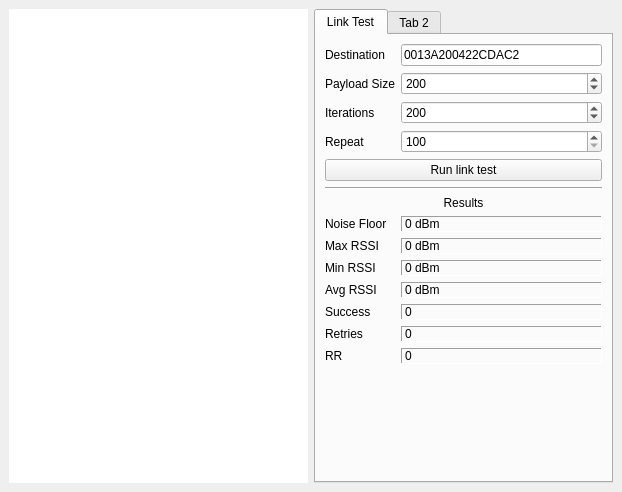
Qt form Frontend/Windows/MainWindow/mainwindow.ui (WPI-HPRC/gs-control-2024-2025) before a commit.
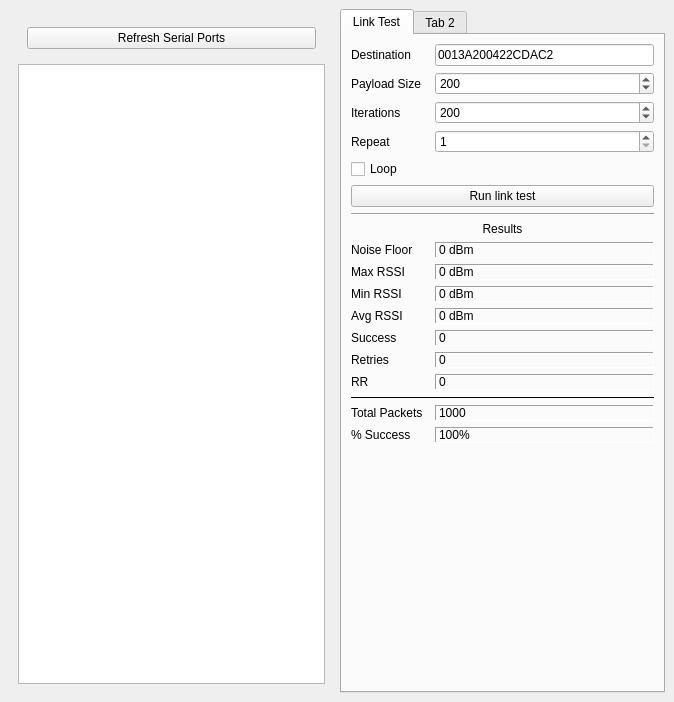
The same form after that commit. Custom widgets are drawn as their Qt base class.

Commit message: made the link test work better

Patch:
```diff
--- a/Frontend/Windows/MainWindow/mainwindow.ui
+++ b/Frontend/Windows/MainWindow/mainwindow.ui
@@ -6,8 +6,8 @@
    <rect>
     <x>0</x>
     <y>0</y>
-    <width>622</width>
-    <height>492</height>
+    <width>674</width>
+    <height>702</height>
    </rect>
   </property>
   <property name="windowTitle">
@@ -18,58 +18,6 @@
     <bool>true</bool>
    </property>
    <layout class="QGridLayout" name="gridLayout_2">
-    <item row="0" column="1">
-     <widget class="SerialPortList" name="serialPortList">
-      <property name="frameShape">
-       <enum>QFrame::Shape::NoFrame</enum>
-      </property>
-      <property name="frameShadow">
-       <enum>QFrame::Shadow::Plain</enum>
-      </property>
-      <property name="sizeAdjustPolicy">
-       <enum>QAbstractScrollArea::SizeAdjustPolicy::AdjustToContents</enum>
-      </property>
-      <property name="alternatingRowColors">
-       <bool>true</bool>
-      </property>
-      <property name="selectionMode">
-       <enum>QAbstractItemView::SelectionMode::NoSelection</enum>
-      </property>
-      <property name="selectionBehavior">
-       <enum>QAbstractItemView::SelectionBehavior::SelectRows</enum>
-      </property>
-      <property name="textElideMode">
-       <enum>Qt::TextElideMode::ElideMiddle</enum>
-      </property>
-      <property name="showGrid">
-       <bool>false</bool>
-      </property>
-      <property name="cornerButtonEnabled">
-       <bool>false</bool>
-      </property>
-      <property name="rowCount">
-       <number>1</number>
-      </property>
-      <property name="columnCount">
-       <number>2</number>
-      </property>
-      <attribute name="horizontalHeaderVisible">
-       <bool>false</bool>
-      </attribute>
-      <attribute name="horizontalHeaderHighlightSections">
-       <bool>false</bool>
-      </attribute>
-      <attribute name="verticalHeaderVisible">
-       <bool>false</bool>
-      </attribute>
-      <attribute name="verticalHeaderHighlightSections">
-       <bool>false</bool>
-      </attribute>
-      <row/>
-      <column/>
-      <column/>
-     </widget>
-    </item>
     <item row="0" column="2">
      <widget class="QTabWidget" name="RadioModuleControls">
       <property name="tabPosition">
@@ -98,34 +46,49 @@
         <string>Link Test</string>
        </attribute>
        <layout class="QGridLayout" name="gridLayout">
-        <item row="10" column="1">
-         <widget class="QLabel" name="LinkTestResult_MinRssi">
-          <property name="frameShape">
-           <enum>QFrame::Shape::Panel</enum>
+        <item row="1" column="1">
+         <widget class="QLabel" name="label">
+          <property name="text">
+           <string>Destination</string>
           </property>
-          <property name="frameShadow">
-           <enum>QFrame::Shadow::Sunken</enum>
+         </widget>
+        </item>
+        <item row="12" column="1">
+         <widget class="QLabel" name="label_12">
+          <property name="text">
+           <string>Min RSSI</string>
           </property>
+         </widget>
+        </item>
+        <item row="2" column="1">
+         <widget class="QLabel" name="label_2">
           <property name="text">
-           <string>0 dBm</string>
+           <string>Payload Size</string>
           </property>
          </widget>
         </item>
-        <item row="4" column="0" colspan="2">
-         <widget class="QPushButton" name="LinkTest_Button">
+        <item row="7" column="1" colspan="3">
+         <widget class="Line" name="line">
+          <property name="orientation">
+           <enum>Qt::Orientation::Horizontal</enum>
+          </property>
+         </widget>
+        </item>
+        <item row="18" column="1">
+         <widget class="QLabel" name="label_9">
           <property name="text">
-           <string>Run link test</string>
+           <string>Retries</string>
           </property>
          </widget>
         </item>
-        <item row="3" column="0">
+        <item row="4" column="1">
          <widget class="QLabel" name="label_5">
           <property name="text">
            <string>Repeat</string>
           </property>
          </widget>
         </item>
-        <item row="15" column="1">
+        <item row="17" column="3">
          <widget class="QLabel" name="LinkTestResult_Success">
           <property name="frameShape">
            <enum>QFrame::Shape::Panel</enum>
@@ -138,10 +101,64 @@
           </property>
          </widget>
         </item>
+        <item row="11" column="1">
+         <widget class="QLabel" name="label_11">
+          <property name="text">
+           <string>Max RSSI</string>
+          </property>
+         </widget>
+        </item>
+        <item row="9" column="3">
+         <widget class="QLabel" name="LinkTestResult_NoiseFloor">
+          <property name="frameShape">
+           <enum>QFrame::Shape::Panel</enum>
+          </property>
+          <property name="frameShadow">
+           <enum>QFrame::Shadow::Sunken</enum>
+          </property>
+          <property name="text">
+           <string>0 dBm</string>
+          </property>
+         </widget>
+        </item>
+        <item row="16" column="3">
+         <widget class="QLabel" name="LinkTestResult_AvgRssi">
+          <property name="frameShape">
+           <enum>QFrame::Shape::Panel</enum>
+          </property>
+          <property name="frameShadow">
+           <enum>QFrame::Shadow::Sunken</enum>
+          </property>
+          <property name="text">
+           <string>0 dBm</string>
+          </property>
+         </widget>
+        </item>
+        <item row="17" column="1">
+         <widget class="QLabel" name="label_8">
+          <property name="text">
+           <string>Success</string>
+          </property>
+         </widget>
+        </item>
         <item row="3" column="1">
+         <widget class="QLabel" name="label_3">
+          <property name="text">
+           <string>Iterations</string>
+          </property>
+         </widget>
+        </item>
+        <item row="16" column="1">
+         <widget class="QLabel" name="label_13">
+          <property name="text">
+           <string>Avg RSSI</string>
+          </property>
+         </widget>
+        </item>
+        <item row="4" column="3">
          <widget class="QSpinBox" name="LinkTest_Repeat">
           <property name="minimum">
-           <number>100</number>
+           <number>1</number>
           </property>
           <property name="maximum">
            <number>200</number>
@@ -151,20 +168,26 @@
           </property>
          </widget>
         </item>
-        <item row="15" column="0">
-         <widget class="QLabel" name="label_8">
+        <item row="11" column="3">
+         <widget class="QLabel" name="LinkTestResult_MaxRssi">
+          <property name="frameShape">
+           <enum>QFrame::Shape::Panel</enum>
+          </property>
+          <property name="frameShadow">
+           <enum>QFrame::Shadow::Sunken</enum>
+          </property>
           <property name="text">
-           <string>Success</string>
+           <string>0 dBm</string>
           </property>
          </widget>
         </item>
-        <item row="1" column="1">
-         <widget class="QSpinBox" name="LinkTest_PayloadSize">
+        <item row="3" column="3">
+         <widget class="QSpinBox" name="LinkTest_Iterations">
           <property name="minimum">
            <number>1</number>
           </property>
           <property name="maximum">
-           <number>256</number>
+           <number>4000</number>
           </property>
           <property name="singleStep">
            <number>20</number>
@@ -174,21 +197,47 @@
           </property>
          </widget>
         </item>
-        <item row="7" column="0">
+        <item row="12" column="3">
+         <widget class="QLabel" name="LinkTestResult_MinRssi">
+          <property name="frameShape">
+           <enum>QFrame::Shape::Panel</enum>
+          </property>
+          <property name="frameShadow">
+           <enum>QFrame::Shadow::Sunken</enum>
+          </property>
+          <property name="text">
+           <string>0 dBm</string>
+          </property>
+         </widget>
+        </item>
+        <item row="6" column="1" colspan="3">
+         <widget class="QPushButton" name="LinkTest_Button">
+          <property name="text">
+           <string>Run link test</string>
+          </property>
+         </widget>
+        </item>
+        <item row="18" column="3">
+         <widget class="QLabel" name="LinkTestResult_Retries">
+          <property name="frameShape">
+           <enum>QFrame::Shape::Panel</enum>
+          </property>
+          <property name="frameShadow">
+           <enum>QFrame::Shadow::Sunken</enum>
+          </property>
+          <property name="text">
+           <string>0</string>
+          </property>
+         </widget>
+        </item>
+        <item row="9" column="1">
          <widget class="QLabel" name="label_6">
           <property name="text">
            <string>Noise Floor</string>
           </property>
          </widget>
         </item>
-        <item row="2" column="0">
-         <widget class="QLabel" name="label_3">
-          <property name="text">
-           <string>Iterations</string>
-          </property>
-         </widget>
-        </item>
-        <item row="0" column="1">
+        <item row="1" column="3">
          <widget class="QLineEdit" name="LinkTest_DestinationAddress">
           <property name="inputMask">
            <string notr="true"/>
@@ -204,7 +253,7 @@
           </property>
          </widget>
         </item>
-        <item row="6" column="0" colspan="2">
+        <item row="8" column="1" colspan="3">
          <widget class="QLabel" name="label_4">
           <property name="text">
            <string>Results</string>
@@ -214,48 +263,7 @@
           </property>
          </widget>
         </item>
-        <item row="5" column="0" colspan="2">
-         <widget class="Line" name="line">
-          <property name="orientation">
-           <enum>Qt::Orientation::Horizontal</enum>
-          </property>
-         </widget>
-        </item>
-        <item row="16" column="0">
-         <widget class="QLabel" name="label_9">
-          <property name="text">
-           <string>Retries</string>
-          </property>
-         </widget>
-        </item>
-        <item row="16" column="1">
-         <widget class="QLabel" name="LinkTestResult_Retries">
-          <property name="frameShape">
-           <enum>QFrame::Shape::Panel</enum>
-          </property>
-          <property name="frameShadow">
-           <enum>QFrame::Shadow::Sunken</enum>
-          </property>
-          <property name="text">
-           <string>0</string>
-          </property>
-         </widget>
-        </item>
-        <item row="0" column="0">
-         <widget class="QLabel" name="label">
-          <property name="text">
-           <string>Destination</string>
-          </property>
-         </widget>
-        </item>
-        <item row="10" column="0">
-         <widget class="QLabel" name="label_12">
-          <property name="text">
-           <string>Min RSSI</string>
-          </property>
-         </widget>
-        </item>
-        <item row="21" column="0" colspan="2">
+        <item row="23" column="1" colspan="3">
          <spacer name="verticalSpacer">
           <property name="orientation">
            <enum>Qt::Orientation::Vertical</enum>
@@ -268,23 +276,7 @@
           </property>
          </spacer>
         </item>
-        <item row="2" column="1">
-         <widget class="QSpinBox" name="LinkTest_Iterations">
-          <property name="minimum">
-           <number>1</number>
-          </property>
-          <property name="maximum">
-           <number>4000</number>
-          </property>
-          <property name="singleStep">
-           <number>100</number>
-          </property>
-          <property name="value">
-           <number>200</number>
-          </property>
-         </widget>
-        </item>
-        <item row="17" column="1">
+        <item row="19" column="3">
          <widget class="QLabel" name="LinkTestResult_RR">
           <property name="frameShape">
            <enum>QFrame::Shape::Panel</enum>
@@ -297,62 +289,75 @@
           </property>
          </widget>
         </item>
-        <item row="1" column="0">
-         <widget class="QLabel" name="label_2">
-          <property name="text">
-           <string>Payload Size</string>
-          </property>
-         </widget>
-        </item>
-        <item row="17" column="0">
+        <item row="19" column="1">
          <widget class="QLabel" name="label_10">
           <property name="text">
            <string>RR</string>
           </property>
          </widget>
         </item>
-        <item row="7" column="1">
-         <widget class="QLabel" name="LinkTestResult_NoiseFloor">
-          <property name="frameShape">
-           <enum>QFrame::Shape::Panel</enum>
+        <item row="2" column="3">
+         <widget class="QSpinBox" name="LinkTest_PayloadSize">
+          <property name="minimum">
+           <number>1</number>
           </property>
-          <property name="frameShadow">
-           <enum>QFrame::Shadow::Sunken</enum>
+          <property name="maximum">
+           <number>256</number>
           </property>
-          <property name="text">
-           <string>0 dBm</string>
+          <property name="singleStep">
+           <number>20</number>
           </property>
+          <property name="value">
+           <number>200</number>
+          </property>
          </widget>
         </item>
-        <item row="14" column="1">
-         <widget class="QLabel" name="LinkTestResult_AvgRssi">
-          <property name="frameShape">
-           <enum>QFrame::Shape::Panel</enum>
+        <item row="5" column="1" colspan="3">
+         <widget class="QCheckBox" name="LinkTest_Loop">
+          <property name="text">
+           <string>Loop</string>
           </property>
+         </widget>
+        </item>
+        <item row="20" column="1" colspan="3">
+         <widget class="Line" name="line_2">
           <property name="frameShadow">
-           <enum>QFrame::Shadow::Sunken</enum>
+           <enum>QFrame::Shadow::Plain</enum>
           </property>
+          <property name="orientation">
+           <enum>Qt::Orientation::Horizontal</enum>
+          </property>
+         </widget>
+        </item>
+        <item row="21" column="1">
+         <widget class="QLabel" name="label_7">
           <property name="text">
-           <string>0 dBm</string>
+           <string>Total Packets</string>
           </property>
          </widget>
         </item>
-        <item row="9" column="0">
-         <widget class="QLabel" name="label_11">
+        <item row="22" column="1">
+         <widget class="QLabel" name="label_14">
           <property name="text">
-           <string>Max RSSI</string>
+           <string>% Success</string>
           </property>
          </widget>
         </item>
-        <item row="14" column="0">
-         <widget class="QLabel" name="label_13">
+        <item row="21" column="3">
+         <widget class="QLabel" name="LinkTestResults_TotalPackets">
+          <property name="frameShape">
+           <enum>QFrame::Shape::Panel</enum>
+          </property>
+          <property name="frameShadow">
+           <enum>QFrame::Shadow::Sunken</enum>
+          </property>
           <property name="text">
-           <string>Avg RSSI</string>
+           <string>1000</string>
           </property>
          </widget>
         </item>
-        <item row="9" column="1">
-         <widget class="QLabel" name="LinkTestResult_MaxRssi">
+        <item row="22" column="3">
+         <widget class="QLabel" name="LinkTestResults_PercentSuccess">
           <property name="frameShape">
            <enum>QFrame::Shape::Panel</enum>
           </property>
@@ -360,7 +365,7 @@
            <enum>QFrame::Shadow::Sunken</enum>
           </property>
           <property name="text">
-           <string>0 dBm</string>
+           <string>100%</string>
           </property>
          </widget>
         </item>
@@ -373,6 +378,83 @@
       </widget>
      </widget>
     </item>
+    <item row="0" column="0">
+     <widget class="QFrame" name="frame">
+      <property name="frameShape">
+       <enum>QFrame::Shape::NoFrame</enum>
+      </property>
+      <property name="frameShadow">
+       <enum>QFrame::Shadow::Plain</enum>
+      </property>
+      <layout class="QVBoxLayout" name="verticalLayout">
+       <item>
+        <widget class="QWidget" name="widget" native="true">
+         <layout class="QHBoxLayout" name="horizontalLayout">
+          <item>
+           <widget class="QPushButton" name="RefreshSerialPortsButton">
+            <property name="text">
+             <string>Refresh Serial Ports</string>
+            </property>
+           </widget>
+          </item>
+         </layout>
+        </widget>
+       </item>
+       <item>
+        <widget class="SerialPortList" name="serialPortList">
+         <property name="frameShape">
+          <enum>QFrame::Shape::StyledPanel</enum>
+         </property>
+         <property name="frameShadow">
+          <enum>QFrame::Shadow::Plain</enum>
+         </property>
+         <property name="sizeAdjustPolicy">
+          <enum>QAbstractScrollArea::SizeAdjustPolicy::AdjustToContents</enum>
+         </property>
+         <property name="alternatingRowColors">
+          <bool>true</bool>
+         </property>
+         <property name="selectionMode">
+          <enum>QAbstractItemView::SelectionMode::NoSelection</enum>
+         </property>
+         <property name="selectionBehavior">
+          <enum>QAbstractItemView::SelectionBehavior::SelectRows</enum>
+         </property>
+         <property name="textElideMode">
+          <enum>Qt::TextElideMode::ElideMiddle</enum>
+         </property>
+         <property name="showGrid">
+          <bool>false</bool>
+         </property>
+         <property name="cornerButtonEnabled">
+          <bool>false</bool>
+         </property>
+         <property name="rowCount">
+          <number>1</number>
+         </property>
+         <property name="columnCount">
+          <number>2</number>
+         </property>
+         <attribute name="horizontalHeaderVisible">
+          <bool>false</bool>
+         </attribute>
+         <attribute name="horizontalHeaderHighlightSections">
+          <bool>false</bool>
+         </attribute>
+         <attribute name="verticalHeaderVisible">
+          <bool>false</bool>
+         </attribute>
+         <attribute name="verticalHeaderHighlightSections">
+          <bool>false</bool>
+         </attribute>
+         <row/>
+         <column/>
+         <column/>
+        </widget>
+       </item>
+      </layout>
+     </widget>
+    </item>
    </layout>
   </widget>
  </widget>
```
Left out of the diff: 2 changed lines with no effect on the pictures. The commit also changes 7 other files.
